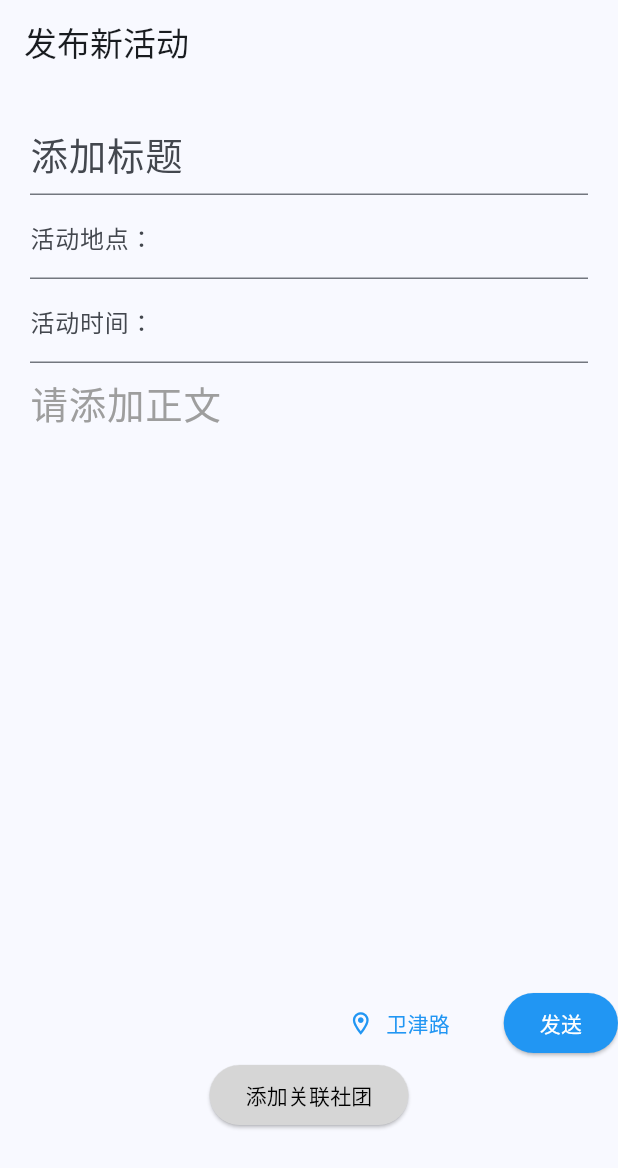
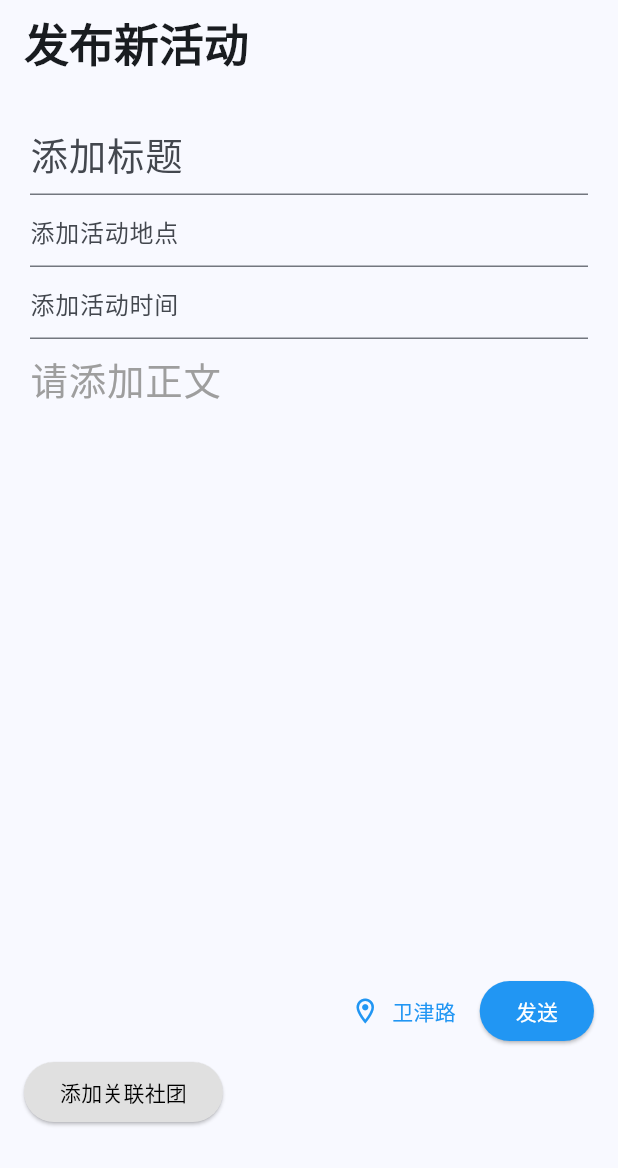
Before and after one commit to Zjerrry/Campus-registration-, a Flutter app: the _Body screen opened directly, after a tap on "双校区", on a phone screen of 412 x 824 dp. Shown: the top 1168 px of the screen. Run offline on Flutter 3.47's test engine with Material 3 defaults, Android fonts, the phone set to English and light mode, and no system bars; our stand-ins replace shared_preferences; accounts and stored records are empty; network calls fail.

Commit message:
3.23，布局优化，显示关联社团，因依赖库问题图片上传操作未完成

```diff
--- a/lib/routes/Event Release.dart
+++ b/lib/routes/Event Release.dart
@@ -1,6 +1,8 @@
 import 'package:flutter/material.dart';
+import 'package:test_fist/routes/ClubMainPage.dart';
 import 'addLinkClub.dart';
 Set<String> addedClub = {};
+List<String> addClubList = [];
 
 class EventReleasePage extends StatefulWidget {
   const EventReleasePage({super.key});
@@ -33,39 +35,45 @@ class _BodyState extends State<_Body> {
   Widget build(BuildContext context) {
     return Scaffold(
         appBar: AppBar(
-        title: Text("发布新活动"),
+          title: Text("发布新活动",style: TextStyle(
+            fontSize: 30,
+            fontWeight: FontWeight.w700
+          ),),
         ),
         body:CustomScrollView(
           slivers: [
+            //活动的填写
             Body(context),
-          SliverToBoxAdapter(
-            child: Row(
+            //--------------图片上传---------------------
+
+
+
+            //--------------图片上传---------------------
+
+            //内容操作区
+            SliverPadding(
+              padding: EdgeInsets.symmetric(horizontal: 16,vertical: 8),
+              sliver: SliverToBoxAdapter(
+                child: Column(
+                  children: [
+                    //校区选择和发送
+                    Row(
                     mainAxisAlignment: MainAxisAlignment.end,
                       children: [
-                TextButton.icon(onPressed: (){
-                  setState((){
-                    {
-                      if(SchoolIndex == 2)
-                      {
-                        SchoolIndex = 0;
-                      }
-                      else
-                      {
-                        SchoolIndex +=1;
-                      }
-
-                    }
-                  });
+                        //校区选择
+                        TextButton.icon(
+                          onPressed: ()
+                          {//点击校区更换
+                          setState((){{if(SchoolIndex == 2) {SchoolIndex = 0;}
+                          else {SchoolIndex +=1;}}});
                                   },
-                  label: Text(School[SchoolIndex],
+                          label: Text(
+                            School[SchoolIndex],
                             style: const TextStyle(
                                   color: Colors.blue
                                 ),
                           ),
-                  icon: const Icon(Icons.location_on_outlined,color: Colors.blue,),
-                ),
-                const SizedBox(
-                  width: 20,
+                          icon: const Icon(Icons.location_on_outlined,color: Colors.blue,size: 20,),
                         ),
                         //发送按钮
                         ElevatedButton(
@@ -74,45 +82,63 @@ class _BodyState extends State<_Body> {
                               backgroundColor: Colors.blue,
                             ),
                             child: const Text("发送",
-                        style: TextStyle(
-                            color: Colors.white
+                                style: TextStyle(color: Colors.white)
                             )
-                    )
-
                         )
                       ],
                     ),
+
+                    const SizedBox(
+                      height: 6,
                     ),
-          SliverToBoxAdapter(
-            child: Column(
+
+                    //关联社区选择
+                      Row(
+                        mainAxisAlignment: MainAxisAlignment.start,
                         children: [
-                //添加关联社团的按钮
                           ElevatedButton(
-                    onPressed: (){
-                      Navigator.push(
+                            onPressed: () async {
+                              final result = await Navigator.push(
                                   context,
                                   MaterialPageRoute(builder: (context)=> addLinkClub())
-                      ).then((result){
-                        addedClub = result.toSet();
+                              );
+                              if(result != null)
+                              {
+                                setState(() {
+                                  addClubList = List.from(result);
                                 });
+                              }
                             },
-                    child: Text("添加关联社团",
-                      style: TextStyle(
-                        color: Colors.black
+                            style: ElevatedButton.styleFrom(
+                                backgroundColor: Colors.grey[300]
+                            ),
+                            child: const Text("添加关联社团",
+                              style: TextStyle(color: Colors.black, fontWeight: FontWeight.w500),),
+                          ),
+                        ],
+                      ),
+
+                  ],
                 ),
               ),
-                  style: ElevatedButton.styleFrom(
-                    backgroundColor: Colors.grey[350]
             ),
+
+
+            //显示关联社团
+            SliverPadding(
+                padding: const EdgeInsets.symmetric(horizontal: 5),
+              sliver: SliverGrid(
+                  gridDelegate:const SliverGridDelegateWithFixedCrossAxisCount(
+                    //mainAxisExtent: 120,
+                    crossAxisCount: 4,
+                    childAspectRatio: 2.2,
                   ),
-                //显示关联社团
-                // !!!!!!!!待完成!!!!!!!!!!
-                const Row(
-                  children: [
-
-                  ],
+                  delegate: SliverChildBuilderDelegate(
+                          (BuildContext context, int index) {
+                        return _buildClubTag(context, index);
+                      },
+                      childCount: addClubList.length
                   )
-              ],
               ),
             )
           ],
@@ -121,6 +147,8 @@ class _BodyState extends State<_Body> {
     ) ;
   }
 }
+
+
 
 Widget Body(BuildContext context)
 {
@@ -151,13 +179,13 @@ Widget Body(BuildContext context)
             TextFormField(
               controller: _place_controller,
               decoration:const  InputDecoration(
-                labelText: "活动地点："
+                  hintText: "添加活动地点",
               ),
             ),
             TextFormField(
               controller: _time_controller,
               decoration:const  InputDecoration(
-                labelText: "活动时间："
+                  hintText: "添加活动时间"
               ),
             ),
             //活动地点
@@ -166,7 +194,6 @@ Widget Body(BuildContext context)
               maxLines: null,
               minLines: 15,
               decoration: const InputDecoration(
-              // labelText: "活动内容",
                   hintText: "请添加正文",
                   hintStyle: TextStyle(
                       color: Colors.grey,
@@ -183,3 +210,32 @@ Widget Body(BuildContext context)
       )
   );
 }
+
+Widget _buildClubTag(BuildContext context,int index)
+{
+  return TextButton(
+      style: TextButton.styleFrom(
+      padding: const EdgeInsets.symmetric(horizontal: 8),
+      shape: RoundedRectangleBorder(
+        borderRadius: BorderRadius.circular(20),
+        //side: BorderSide(color: Colors.blueAccent.withOpacity(0.3)),
+            ),
+        ),
+      onPressed: () {
+        Navigator.push(context,
+          MaterialPageRoute(builder: (context)=> ClubMainPage(
+            clubname: addClubList[index],
+          ))
+       );
+      },
+      child: Text(
+                "#${addClubList[index]}",
+                  maxLines: 1,
+                  overflow: TextOverflow.ellipsis,
+                style: const TextStyle(
+                    color: Colors.blueAccent,
+                    fontSize: 14
+                ),
+    ),
+  );
+}
```
Also changed, not shown: lib/routes/addLinkClub.dart (+6 -1 lines). Lines whose indentation alone changed are shown as unchanged.
